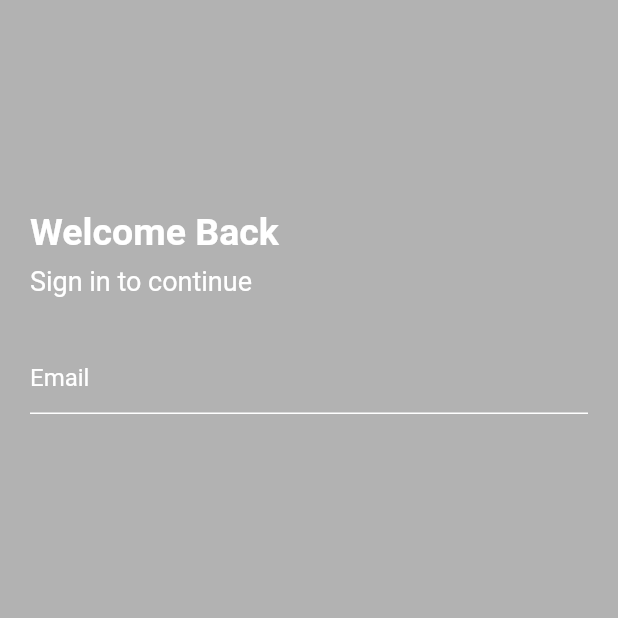
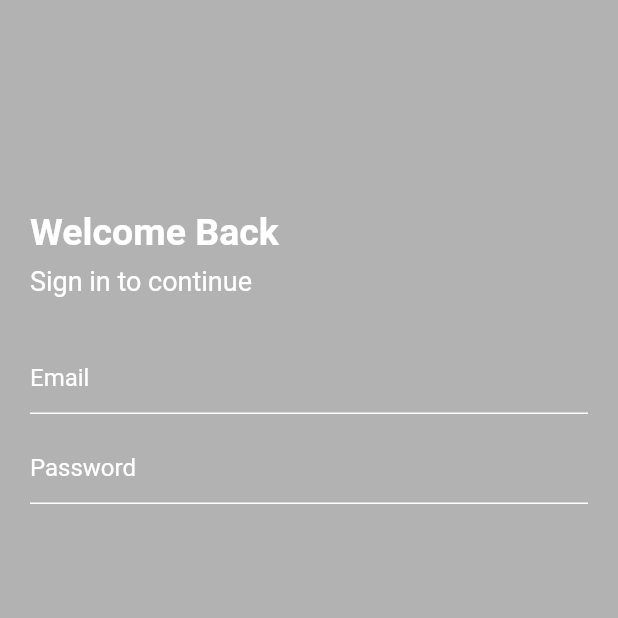
Before and after one commit to Devsaci/grocery_app_hadi_v2, a Flutter app: the screen it shows after launch, on a phone screen of 412 x 824 dp, the top half of it. Run offline on Flutter 3.47's test engine with Material 2 defaults, Android fonts, the phone set to English and light mode, and no system bars; drawn by our look-alikes of card_swiper; our stand-ins replace fancy_shimmer_image, flutter_iconly, shared_preferences.

Commit message:
TextFormField _passTextController

```diff
--- a/lib/screens/auth/login.dart
+++ b/lib/screens/auth/login.dart
@@ -15,6 +15,7 @@ class _LoginScreenState extends State<LoginScreen> {
   var _formKey;
   final _passFocusNode = FocusNode();
   final _emailTextController = TextEditingController();
+  final _passTextController = TextEditingController();
 
   void _submitFormOnLogin() {
     final isValid = _formKey.currentState.validate();
@@ -69,11 +70,11 @@ class _LoginScreenState extends State<LoginScreen> {
                     isTitle: false,
                   ),
                   const SizedBox(height: 30.0),
-                  //emailAddress
                   Form(
                     key: _formKey,
                     child: Column(
                       children: [
+                        //emailAddress
                         TextFormField(
                           textInputAction: TextInputAction.next,
                           onEditingComplete: () => FocusScope.of(context)
@@ -99,6 +100,33 @@ class _LoginScreenState extends State<LoginScreen> {
                             ),
                           ),
                         ),
+                        //Password
+                        const SizedBox(height: 12),
+                        TextFormField(
+                          textInputAction: TextInputAction.next,
+                          onEditingComplete: () => FocusScope.of(context)
+                              .requestFocus(_passFocusNode),
+                          controller: _passTextController,
+                          keyboardType: TextInputType.visiblePassword,
+                          validator: (value) {
+                            if (value!.isEmpty || !value.contains('@')) {
+                              return 'Please enter a valid  Password';
+                            } else {
+                              return null;
+                            }
+                          },
+                          style: const TextStyle(color: Colors.white),
+                          decoration: const InputDecoration(
+                            hintText: 'Password',
+                            hintStyle: TextStyle(color: Colors.white),
+                            enabledBorder: UnderlineInputBorder(
+                              borderSide: BorderSide(color: Colors.white),
+                            ),
+                            focusedBorder: UnderlineInputBorder(
+                              borderSide: BorderSide(color: Colors.white),
+                            ),
+                          ),
+                        ),
                       ],
                     ),
                   )
```
